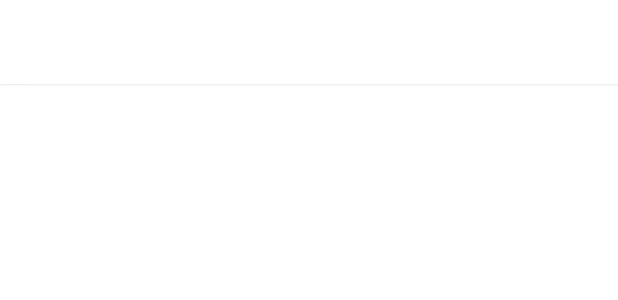
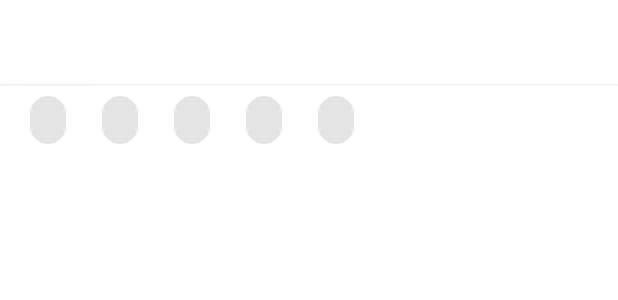
Before and after one commit to qhuydo/buggy-note, an Android app: the layout fragment_archived.xml on its own in the app's theme, with its tools: preview values and no code run, on a phone screen of 412 x 824 dp. Shown: the top 300 px of the screen. Run offline under Robolectric (Android 15) with nearby library versions, the phone set to English and light mode, and no system bars.

Commit message:
Filter note by tags in fragment_archived

```diff
--- a/app/src/main/java/com/hcmus/clc18se/buggynote/fragments/NotesFragment.kt
+++ b/app/src/main/java/com/hcmus/clc18se/buggynote/fragments/NotesFragment.kt
@@ -223,8 +223,8 @@ class NotesFragment : Fragment(), OnBackPressed {
         }
 
         noteViewModel.reloadDataRequest.observe(viewLifecycleOwner) {
-            Timber.d("reloadDataRequest.observe")
             if (it) {
+                Timber.d("reloadDataRequest.observe")
                 if (tagViewModel.tags.value != null) {
                     noteViewModel.filterByTagsFromDatabase(tagViewModel.tags.value!!)
                 } else {
@@ -380,7 +380,9 @@ class NotesFragment : Fragment(), OnBackPressed {
         val toolbar = binding.appBar.toolbar
         val parentActivity = requireActivity() as? BuggyNoteActivity
 
-        Timber.e("Parent activity of fragment ${this.tag} is not BuggyNoteActivity")
+        if (parentActivity == null) {
+            Timber.e("Parent activity of fragment ${this.tag} is not BuggyNoteActivity")
+        }
 
         parentActivity?.setSupportActionBar(toolbar)
         parentActivity?.setupActionBarWithNavController(
--- a/app/src/main/res/layout/fragment_archived.xml
+++ b/app/src/main/res/layout/fragment_archived.xml
@@ -8,6 +8,10 @@
         <variable
             name="noteViewModel"
             type="com.hcmus.clc18se.buggynote.viewmodels.NoteViewModel" />
+
+        <variable
+            name="tagViewModel"
+            type="com.hcmus.clc18se.buggynote.viewmodels.TagViewModel" />
     </data>
 
     <androidx.coordinatorlayout.widget.CoordinatorLayout
@@ -31,36 +35,44 @@
 
             <TextView
                 android:id="@+id/placeholder_emoticon"
-                android:layout_width="wrap_content"
-                android:layout_height="wrap_content"
-                android:gravity="center"
-                android:textAppearance="?textAppearanceHeadline2"
-                android:textColor="?colorOnSurface"
                 app:placeHolderEmoticon="@{null}"
-                tools:text="(っ◔◡◔)っ ❤" />
+                tools:text="(っ◔◡◔)っ ❤"
+                style="@style/placeholder_emoticon" />
 
             <TextView
-                android:layout_width="wrap_content"
-                android:layout_height="wrap_content"
                 android:text="@string/nothing_here"
-                android:textAppearance="?textAppearanceHeadline6" />
+                style="@style/placeholder_text" />
 
         </LinearLayout>
 
+        <LinearLayout
+            android:layout_width="match_parent"
+            android:layout_height="match_parent"
+            android:orientation="vertical"
+            app:layout_behavior="@string/appbar_scrolling_view_behavior">
+
+            <androidx.recyclerview.widget.RecyclerView
+                android:id="@+id/tag_filter_list"
+                app:layoutManager="androidx.recyclerview.widget.LinearLayoutManager"
+                app:loadFilterTags="@{tagViewModel.tags}"
+                tools:itemCount="5"
+                tools:listitem="@layout/item_tag_filter"
+                style="@style/tag_filter_list_recycler_view" />
+
             <androidx.recyclerview.widget.RecyclerView
                 android:id="@+id/note_list"
+                style="@style/note_list_recycler_view"
                 loadNotes="@{noteViewModel.archivedNotes}"
                 android:layout_width="match_parent"
                 android:layout_height="match_parent"
-            android:layout_marginHorizontal="@dimen/item_note_padding_top"
-            android:layout_marginVertical="@dimen/item_note_padding_top"
-            android:layoutAnimation="@anim/layout_animator"
                 app:layoutManager="androidx.recyclerview.widget.StaggeredGridLayoutManager"
                 app:layout_behavior="@string/appbar_scrolling_view_behavior"
                 app:spanCount="2"
                 tools:itemCount="3"
                 tools:listitem="@layout/item_note" />
 
+        </LinearLayout>
+
     </androidx.coordinatorlayout.widget.CoordinatorLayout>
 
 </layout>
```
Also changed, not shown: app/src/main/java/com/hcmus/clc18se/buggynote/viewmodels/NoteViewModel.kt (+18 -9 lines). Lines whose indentation alone changed are shown as unchanged.
